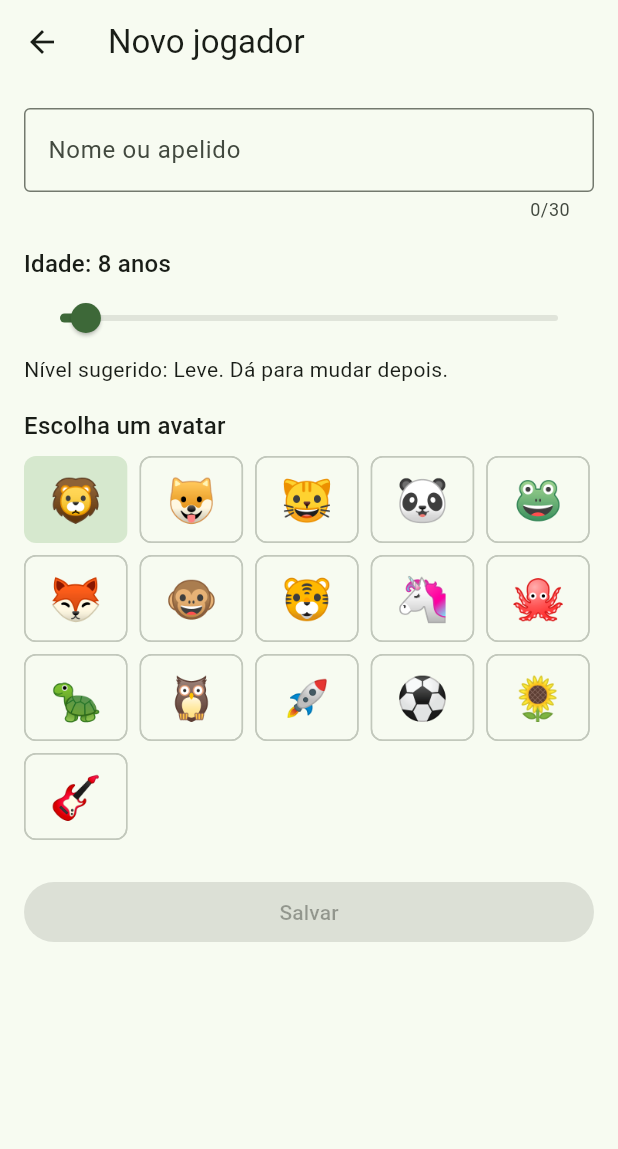
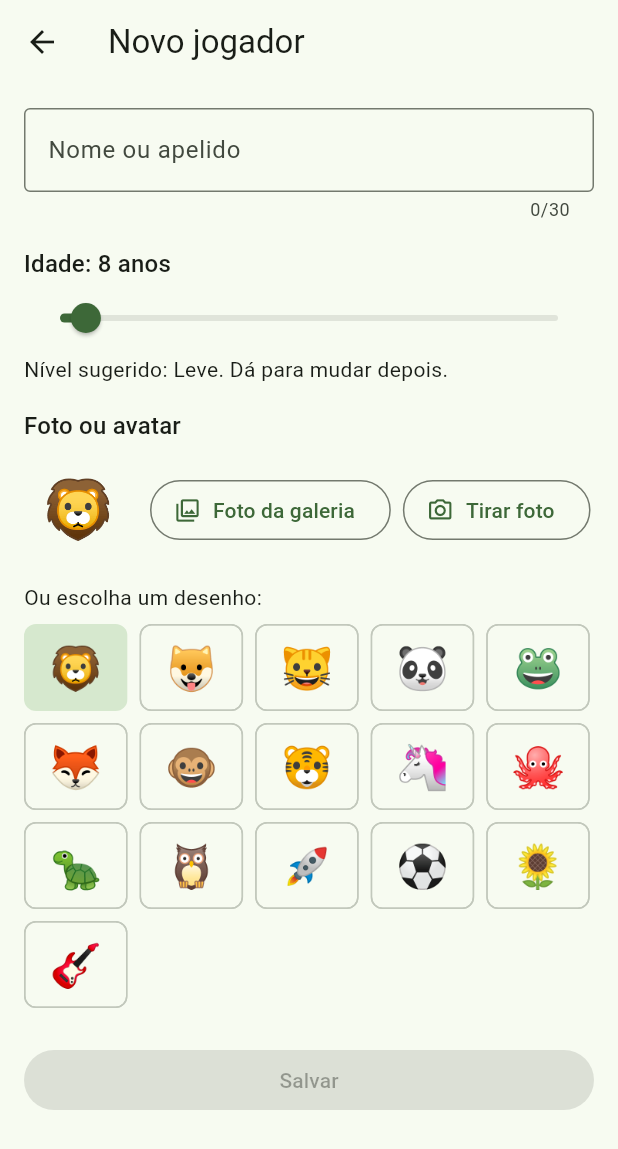
Before and after one commit to fjackvil/app_palavras_cruzadas, a Flutter app: the screen it shows after launch, after a tap on "Novo jogador", on a phone screen of 412 x 824 dp. Shown: the top 1149 px of the screen. Run offline on Flutter 3.47's test engine with Material 3 defaults, Android fonts, the phone set to English and light mode, and no system bars; our stand-ins replace drift, drift_flutter, image_picker, material_ui; accounts and stored records are empty; generated files the repository leaves out were written again; project files that could hold a hidden picture were left out.

Commit message:
Tela de abertura nova e foto do jogador como avatar
- Cabeçalho verde com PALAVRAS e CRUZADAS se cruzando, com as casas
  caindo uma a uma ao abrir; destaques dos modos de jogo.
- Cartões dos jogadores com avatar em círculo colorido, nível e pontos.
- Avatar pode ser uma foto (galeria ou câmera, pelo image_picker): fica
  guardada só no celular, reduzida para 512 px. Dá para trocar depois
  pelo menu do jogador; a foto é apagada junto com o jogador.

Co-Authored-By: Claude Opus 5.5 <noreply@anthropic.com>

```diff
--- a/app/lib/dados/banco.dart
+++ b/app/lib/dados/banco.dart
@@ -100,6 +100,11 @@ class Banco extends _$Banco {
   Future<void> mudarNivel(int perfilId, String nivel) =>
       (update(perfis)..where((p) => p.id.equals(perfilId))).write(
         PerfisCompanion(nivelAtual: Value(nivel)),
+      );
+
+  Future<void> mudarAvatar(int perfilId, String avatar) =>
+      (update(perfis)..where((p) => p.id.equals(perfilId))).write(
+        PerfisCompanion(avatar: Value(avatar)),
       );
 
   Future<void> apagarPerfil(int perfilId) =>
--- a/app/lib/telas/tela_inicio.dart
+++ b/app/lib/telas/tela_inicio.dart
@@ -14,6 +14,7 @@ import '../dominio/jogo_caca.dart';
 import '../dominio/jogo_cruzadas.dart';
 import '../dominio/nivel.dart';
 import '../dominio/tema.dart';
+import '../widgets/avatar.dart';
 import 'tela_caca.dart';
 import 'tela_jogo.dart';
 import 'tela_resposta.dart';
@@ -291,7 +292,7 @@ class _TelaInicioState extends State<TelaInicio> {
             leading: const BackButton(),
             title: Row(
               children: [
-                Text(perfil.avatar, style: const TextStyle(fontSize: 24)),
+                AvatarJogador(avatar: perfil.avatar, raio: 18),
                 const SizedBox(width: 8),
                 Flexible(
                   child: Text(perfil.nome, overflow: TextOverflow.ellipsis),
--- a/app/lib/telas/tela_novo_perfil.dart
+++ b/app/lib/telas/tela_novo_perfil.dart
@@ -2,11 +2,7 @@ import 'package:material_ui/material_ui.dart';
 
 import '../app.dart';
 import '../dominio/nivel.dart';
-
-const avatares = [
-  '🦁', '🐶', '🐱', '🐼', '🐸', '🦊', '🐵', '🐯', //
-  '🦄', '🐙', '🐢', '🦉', '🚀', '⚽', '🌻', '🎸',
-];
+import '../widgets/avatar.dart';
 
 /// Cadastro de um jogador: nome, idade e avatar. Fica só no celular.
 class TelaNovoPerfil extends StatefulWidget {
@@ -74,20 +70,11 @@ class _TelaNovoPerfilState extends State<TelaNovoPerfil> {
           ),
           Text('Nível sugerido: ${_nivelSugerido.nome}. Dá para mudar depois.'),
           const SizedBox(height: 16),
-          Text('Escolha um avatar', style: texto.titleMedium),
+          Text('Foto ou avatar', style: texto.titleMedium),
           const SizedBox(height: 8),
-          Wrap(
-            spacing: 8,
-            runSpacing: 8,
-            children: [
-              for (final a in avatares)
-                ChoiceChip(
-                  label: Text(a, style: const TextStyle(fontSize: 28)),
-                  selected: a == _avatar,
-                  showCheckmark: false,
-                  onSelected: (_) => setState(() => _avatar = a),
-                ),
-            ],
+          EscolhaAvatar(
+            atual: _avatar,
+            aoEscolher: (a) => setState(() => _avatar = a),
           ),
           const SizedBox(height: 24),
           FilledButton(
--- a/app/lib/telas/tela_perfis.dart
+++ b/app/lib/telas/tela_perfis.dart
@@ -2,83 +2,80 @@ import 'package:material_ui/material_ui.dart';
 
 import '../app.dart';
 import '../dados/banco.dart';
+import '../dominio/nivel.dart';
+import '../widgets/avatar.dart';
+import '../widgets/cabecalho_cruzado.dart';
 import 'tela_inicio.dart';
 import 'tela_novo_perfil.dart';
 
-/// "Quem vai jogar?": lista os jogadores do aparelho.
+/// Cores dos círculos dos avatares, em rodízio pelo id do jogador.
+const _coresAvatar = [
+  Color(0xFFFFE08A),
+  Color(0xFFB9E8A0),
+  Color(0xFFA8D8F5),
+  Color(0xFFF9B8B8),
+  Color(0xFFD6C2F2),
+];
+
+/// Tela de abertura, "Quem vai jogar?": lista os jogadores do aparelho.
 class TelaPerfis extends StatelessWidget {
   const TelaPerfis({super.key});
 
   @override
   Widget build(BuildContext context) {
     final banco = Servicos.of(context).banco;
+    final texto = Theme.of(context).textTheme;
     return Scaffold(
-      appBar: AppBar(title: const Text('Palavras Cruzadas')),
       bottomNavigationBar: const _Marca(),
       body: StreamBuilder<List<Perfil>>(
         stream: banco.observarPerfis(),
         builder: (context, snapshot) {
-          if (!snapshot.hasData) {
-            return const Center(child: CircularProgressIndicator());
-          }
-          final perfis = snapshot.data!;
+          final perfis = snapshot.data;
           return ListView(
-            padding: const EdgeInsets.all(16),
+            padding: EdgeInsets.zero,
+            children: [
+              const CabecalhoCruzado(
+                subtitulo: 'Cruzadas e caça-palavras para toda a família',
+              ),
+              const SizedBox(height: 16),
+              const _Destaques(),
+              Padding(
+                padding: const EdgeInsets.fromLTRB(16, 20, 16, 16),
+                child: perfis == null
+                    ? const Center(child: CircularProgressIndicator())
+                    : Column(
+                        crossAxisAlignment: CrossAxisAlignment.stretch,
                         children: [
                           Text(
                             perfis.isEmpty ? 'Bem-vindo!' : 'Quem vai jogar?',
-                style: Theme.of(context).textTheme.headlineSmall,
+                            style: texto.headlineSmall?.copyWith(
+                              fontWeight: FontWeight.w700,
+                            ),
                           ),
                           const SizedBox(height: 4),
                           Text(
                             perfis.isEmpty
-                    ? 'Crie um jogador para começar. Ele fica guardado só neste celular.'
+                                ? 'Crie um jogador para começar. Ele fica '
+                                      'guardado só neste celular.'
                                 : 'Toque em Jogar ao lado do seu nome.',
                           ),
-              const SizedBox(height: 16),
+                          const SizedBox(height: 12),
                           for (final perfil in perfis)
-                Card(
-                  child: Padding(
-                    padding: const EdgeInsets.fromLTRB(16, 8, 4, 8),
-                    child: Row(
-                      children: [
-                        Text(
-                          perfil.avatar,
-                          style: const TextStyle(fontSize: 36),
-                        ),
-                        const SizedBox(width: 12),
-                        Expanded(
-                          child: Text(
-                            perfil.nome,
-                            style: Theme.of(context).textTheme.titleLarge,
-                          ),
-                        ),
-                        FilledButton.icon(
-                          icon: const Icon(Icons.play_arrow),
-                          label: const Text('Jogar'),
-                          onPressed: () => Navigator.of(context).push(
-                            MaterialPageRoute<void>(
-                              builder: (_) => TelaInicio(perfilId: perfil.id),
-                            ),
-                          ),
-                        ),
-                        PopupMenuButton<String>(
-                          tooltip: 'Mais opções',
-                          onSelected: (_) => _confirmarApagar(context, perfil),
-                          itemBuilder: (_) => const [
-                            PopupMenuItem(
-                              value: 'apagar',
-                              child: Text('Apagar jogador'),
-                            ),
-                          ],
-                        ),
-                      ],
-                    ),
-                  ),
+                            _CartaoJogador(
+                              perfil: perfil,
+                              aoApagar: () => _confirmarApagar(context, perfil),
                             ),
                           const SizedBox(height: 8),
                           if (perfis.length < Banco.maxPerfis)
-                (perfis.isEmpty ? FilledButton.icon : OutlinedButton.icon)(
+                            (perfis.isEmpty
+                                ? FilledButton.icon
+                                : OutlinedButton.icon)(
+                              style: perfis.isEmpty
+                                  ? FilledButton.styleFrom(
+                                      minimumSize: const Size.fromHeight(56),
+                                      textStyle: texto.titleLarge,
+                                    )
+                                  : null,
                               icon: const Icon(Icons.person_add),
                               label: const Text('Novo jogador'),
                               onPressed: () => Navigator.of(context).push(
@@ -89,6 +86,9 @@ class TelaPerfis extends StatelessWidget {
                             )
                           else
                             const Text('Este aparelho já tem 5 jogadores.'),
+                        ],
+                      ),
+              ),
             ],
           );
         },
@@ -117,7 +117,10 @@ class TelaPerfis extends StatelessWidget {
         ],
       ),
     );
-    if (apagar == true) await banco.apagarPerfil(perfil.id);
+    if (apagar == true) {
+      await banco.apagarPerfil(perfil.id);
+      await Avatar.apagarFoto(perfil.avatar);
+    }
   }
 }
 
@@ -147,3 +150,148 @@ class _Marca extends StatelessWidget {
     );
   }
 }
+
+/// Os três jeitos de jogar, em destaque logo abaixo do cabeçalho.
+class _Destaques extends StatelessWidget {
+  const _Destaques();
+
+  @override
+  Widget build(BuildContext context) {
+    const itens = [
+      ('🧩', 'Cruzadas'),
+      ('🔍', 'Caça-palavras'),
+      ('📅', 'Desafio do dia'),
+    ];
+    return Padding(
+      padding: const EdgeInsets.symmetric(horizontal: 12),
+      child: Row(
+        children: [
+          for (final (emoji, nome) in itens)
+            Expanded(
+              child: Card(
+                margin: const EdgeInsets.symmetric(horizontal: 4),
+                child: Padding(
+                  padding: const EdgeInsets.symmetric(vertical: 12),
+                  child: Column(
+                    children: [
+                      Text(emoji, style: const TextStyle(fontSize: 28)),
+                      const SizedBox(height: 4),
+                      Text(
+                        nome,
+                        textAlign: TextAlign.center,
+                        style: Theme.of(context).textTheme.labelLarge,
+                      ),
+                    ],
+                  ),
+                ),
+              ),
+            ),
+        ],
+      ),
+    );
+  }
+}
+
+/// Um jogador: avatar num círculo colorido, nome, nível, pontos e Jogar.
+class _CartaoJogador extends StatelessWidget {
+  const _CartaoJogador({required this.perfil, required this.aoApagar});
+
+  final Perfil perfil;
+  final VoidCallback aoApagar;
+
+  Future<void> _trocarAvatar(BuildContext context) async {
+    final banco = Servicos.of(context).banco;
+    final novo = await showModalBottomSheet<String>(
+      context: context,
+      isScrollControlled: true,
+      builder: (context) => SafeArea(
+        child: SingleChildScrollView(
+          padding: const EdgeInsets.all(16),
+          child: Column(
+            crossAxisAlignment: CrossAxisAlignment.start,
+            children: [
+              Text(
+                'Foto ou avatar de ${perfil.nome}',
+                style: Theme.of(context).textTheme.titleLarge,
+              ),
+              const SizedBox(height: 12),
+              EscolhaAvatar(
+                atual: perfil.avatar,
+                aoEscolher: (a) => Navigator.pop(context, a),
+              ),
+            ],
+          ),
+        ),
+      ),
+    );
+    if (novo == null || novo == perfil.avatar) return;
+    await banco.mudarAvatar(perfil.id, novo);
+    await Avatar.apagarFoto(perfil.avatar);
+  }
+
+  @override
+  Widget build(BuildContext context) {
+    final banco = Servicos.of(context).banco;
+    final texto = Theme.of(context).textTheme;
+    void jogar() => Navigator.of(context).push(
+      MaterialPageRoute<void>(builder: (_) => TelaInicio(perfilId: perfil.id)),
+    );
+    return Card(
+      margin: const EdgeInsets.symmetric(vertical: 6),
+      shape: RoundedRectangleBorder(borderRadius: BorderRadius.circular(20)),
+      clipBehavior: Clip.antiAlias,
+      child: InkWell(
+        onTap: jogar,
+        child: Padding(
+          padding: const EdgeInsets.fromLTRB(12, 12, 0, 12),
+          child: Row(
+            children: [
+              AvatarJogador(
+                avatar: perfil.avatar,
+                fundo: _coresAvatar[perfil.id % _coresAvatar.length],
+              ),
+              const SizedBox(width: 12),
+              Expanded(
+                child: Column(
+                  crossAxisAlignment: CrossAxisAlignment.start,
+                  children: [
+                    Text(
+                      perfil.nome,
+                      style: texto.titleLarge,
+                      overflow: TextOverflow.ellipsis,
+                    ),
+                    StreamBuilder<int>(
+                      stream: banco.observarTotalPontos(perfil.id),
+                      builder: (context, s) => Text(
+                        '${Nivel.porNome(perfil.nivelAtual).nome} · '
+                        '⭐ ${s.data ?? 0} pontos',
+                        style: texto.bodyMedium,
+                      ),
+                    ),
+                  ],
+                ),
+              ),
+              FilledButton.icon(
+                icon: const Icon(Icons.play_arrow),
+                label: const Text('Jogar'),
+                onPressed: jogar,
+              ),
+              PopupMenuButton<String>(
+                tooltip: 'Mais opções',
+                onSelected: (opcao) =>
+                    opcao == 'avatar' ? _trocarAvatar(context) : aoApagar(),
+                itemBuilder: (_) => const [
+                  PopupMenuItem(
+                    value: 'avatar',
+                    child: Text('Trocar foto ou avatar'),
+                  ),
+                  PopupMenuItem(value: 'apagar', child: Text('Apagar jogador')),
+                ],
+              ),
+            ],
+          ),
+        ),
+      ),
+    );
+  }
+}
--- /dev/null
+++ b/app/lib/widgets/avatar.dart
@@ -0,0 +1,153 @@
+import 'dart:io';
+
+import 'package:image_picker/image_picker.dart';
+import 'package:material_ui/material_ui.dart';
+import 'package:path_provider/path_provider.dart';
+
+/// Emojis que o jogador pode usar como avatar.
+const avatares = [
+  '🦁', '🐶', '🐱', '🐼', '🐸', '🦊', '🐵', '🐯', //
+  '🦄', '🐙', '🐢', '🦉', '🚀', '⚽', '🌻', '🎸',
+];
+
+/// O avatar é guardado como texto: um emoji ou `foto:` seguido do caminho do arquivo.
+/// A foto é copiada para a pasta do app e nunca sai do celular.
+abstract final class Avatar {
+  static const _prefixo = 'foto:';
+
+  static bool ehFoto(String avatar) => avatar.startsWith(_prefixo);
+
+  static String caminho(String avatar) => avatar.substring(_prefixo.length);
+
+  /// Abre a galeria ou a câmera, guarda a foto (pequena) na pasta do app e
+  /// devolve o avatar ("foto:..."), ou null se a pessoa desistiu.
+  static Future<String?> escolherFoto(ImageSource origem) async {
+    final escolhida = await ImagePicker().pickImage(
+      source: origem,
+      maxWidth: 512,
+      maxHeight: 512,
+      imageQuality: 85,
+      preferredCameraDevice: CameraDevice.front,
+    );
+    if (escolhida == null) return null;
+    final pasta = Directory(
+      '${(await getApplicationDocumentsDirectory()).path}/avatares',
+    );
+    await pasta.create(recursive: true);
+    final destino =
+        '${pasta.path}/${DateTime.now().millisecondsSinceEpoch}.jpg';
+    await File(escolhida.path).copy(destino);
+    return '$_prefixo$destino';
+  }
+
+  /// Apaga o arquivo da foto, se o avatar for uma foto.
+  static Future<void> apagarFoto(String avatar) async {
+    if (!ehFoto(avatar)) return;
+    final arquivo = File(caminho(avatar));
+    if (await arquivo.exists()) await arquivo.delete();
+  }
+}
+
+/// Mostra o avatar num círculo: a foto ou o emoji.
+class AvatarJogador extends StatelessWidget {
+  const AvatarJogador({
+    super.key,
+    required this.avatar,
+    this.raio = 28,
+    this.fundo,
+  });
+
+  final String avatar;
+  final double raio;
+  final Color? fundo;
+
+  @override
+  Widget build(BuildContext context) {
+    if (Avatar.ehFoto(avatar)) {
+      return CircleAvatar(
+        radius: raio,
+        backgroundColor: fundo,
+        backgroundImage: FileImage(File(Avatar.caminho(avatar))),
+      );
+    }
+    return CircleAvatar(
+      radius: raio,
+      backgroundColor: fundo ?? Colors.transparent,
+      child: Text(avatar, style: TextStyle(fontSize: raio * 1.05)),
+    );
+  }
+}
+
+/// Escolha do avatar: foto (galeria ou câmera) ou um dos emojis.
+class EscolhaAvatar extends StatelessWidget {
+  const EscolhaAvatar({
+    super.key,
+    required this.atual,
+    required this.aoEscolher,
+  });
+
+  final String atual;
+  final ValueChanged<String> aoEscolher;
+
+  Future<void> _foto(BuildContext context, ImageSource origem) async {
+    try {
+      final avatar = await Avatar.escolherFoto(origem);
+      if (avatar != null) aoEscolher(avatar);
+    } on Exception {
+      if (context.mounted) {
+        ScaffoldMessenger.of(context).showSnackBar(
+          const SnackBar(content: Text('Não deu para abrir a foto.')),
+        );
+      }
+    }
+  }
+
+  @override
+  Widget build(BuildContext context) {
+    return Column(
+      crossAxisAlignment: CrossAxisAlignment.start,
+      children: [
+        Row(
+          children: [
+            AvatarJogador(avatar: atual, raio: 36),
+            const SizedBox(width: 12),
+            Expanded(
+              child: Wrap(
+                spacing: 8,
+                runSpacing: 8,
+                children: [
+                  OutlinedButton.icon(
+                    icon: const Icon(Icons.photo_library_outlined),
+                    label: const Text('Foto da galeria'),
+                    onPressed: () => _foto(context, ImageSource.gallery),
+                  ),
+                  OutlinedButton.icon(
+                    icon: const Icon(Icons.photo_camera_outlined),
+                    label: const Text('Tirar foto'),
+                    onPressed: () => _foto(context, ImageSource.camera),
+                  ),
+                ],
+              ),
+            ),
+          ],
+        ),
+        const SizedBox(height: 12),
+        const Text('Ou escolha um desenho:'),
+        const SizedBox(height: 8),
+        Wrap(
+          spacing: 8,
+          runSpacing: 8,
+          children: [
+            for (final a in avatares)
+              ChoiceChip(
+                label: Text(a, style: const TextStyle(fontSize: 28)),
+                selected: a == atual,
+                showCheckmark: false,
+                onSelected: (_) => aoEscolher(a),
+              ),
+          ],
+        ),
+      ],
+    );
+  }
+}
--- /dev/null
+++ b/app/lib/widgets/cabecalho_cruzado.dart
@@ -0,0 +1,163 @@
+import 'dart:math';
+
+import 'package:material_ui/material_ui.dart';
+
+import '../app.dart';
+
+/// Cabeçalho da tela de abertura: PALAVRAS e CRUZADAS se cruzando, com as
+/// casas caindo uma a uma ao abrir o app.
+class CabecalhoCruzado extends StatefulWidget {
+  const CabecalhoCruzado({super.key, this.subtitulo});
+
+  final String? subtitulo;
+
+  @override
+  State<CabecalhoCruzado> createState() => _CabecalhoCruzadoState();
+}
+
+/// Uma casa do desenho: linha, coluna, letra e ordem em que aparece.
+typedef _Casa = ({int linha, int coluna, String letra, int ordem});
+
+class _CabecalhoCruzadoState extends State<CabecalhoCruzado>
+    with SingleTickerProviderStateMixin {
+  static const _horizontal = 'PALAVRAS';
+  static const _vertical = 'CRUZADAS';
+
+  /// PALAVRAS na linha 4; CRUZADAS na coluna 3. Elas se cruzam no A
+  /// (4ª letra de PALAVRAS e 5ª de CRUZADAS).
+  static const _linhaH = 4;
+  static const _colunaV = 3;
+  static const _lado = 8;
+
+  late final List<_Casa> _casas = _montar();
+  late final AnimationController _anim = AnimationController(
+    vsync: this,
+    duration: const Duration(milliseconds: 1600),
+  )..forward();
+
+  static List<_Casa> _montar() {
+    final casas = <_Casa>[];
+    var ordem = 0;
+    for (var c = 0; c < _horizontal.length; c++) {
+      casas.add((
+        linha: _linhaH,
+        coluna: c,
+        letra: _horizontal[c],
+        ordem: ordem++,
+      ));
+    }
+    for (var l = 0; l < _vertical.length; l++) {
+      if (l == _linhaH) continue; // o A do cruzamento já entrou
+      casas.add((
+        linha: l,
+        coluna: _colunaV,
+        letra: _vertical[l],
+        ordem: ordem++,
+      ));
+    }
+    return casas;
+  }
+
+  @override
+  void dispose() {
+    _anim.dispose();
+    super.dispose();
+  }
+
+  @override
+  Widget build(BuildContext context) {
+    final texto = Theme.of(context).textTheme;
+    return Container(
+      decoration: const BoxDecoration(
+        gradient: LinearGradient(
+          begin: Alignment.topLeft,
+          end: Alignment.bottomRight,
+          colors: [CoresMarca.verde, CoresMarca.verdeClaro],
+        ),
+        borderRadius: BorderRadius.vertical(bottom: Radius.circular(32)),
+      ),
+      child: SafeArea(
+        bottom: false,
+        child: Padding(
+          padding: const EdgeInsets.fromLTRB(16, 16, 16, 20),
+          child: Column(
+            children: [
+              LayoutBuilder(
+                builder: (context, box) {
+                  final casa = min(box.maxWidth / (_lado + 0.5), 34.0);
+                  return SizedBox(
+                    width: casa * _lado,
+                    height: casa * _lado,
+                    child: AnimatedBuilder(
+                      animation: _anim,
+                      builder: (context, _) => Stack(
+                        children: [for (final c in _casas) _casa(c, casa)],
+                      ),
+                    ),
+                  );
+                },
+              ),
+              if (widget.subtitulo != null) ...[
+                const SizedBox(height: 12),
+                Text(
+                  widget.subtitulo!,
+                  textAlign: TextAlign.center,
+                  style: texto.titleMedium?.copyWith(color: Colors.white),
+                ),
+              ],
+            ],
+          ),
+        ),
+      ),
+    );
+  }
+
+  Widget _casa(_Casa c, double lado) {
+    final total = _casas.length;
+    // Cada casa cai num pedaço do tempo, uma depois da outra.
+    final inicio = c.ordem / (total + 4);
+    final fim = (c.ordem + 5) / (total + 4);
+    final t = Curves.easeOutBack.transform(
+      ((_anim.value - inicio) / (fim - inicio)).clamp(0.0, 1.0),
+    );
+    final cruzamento = c.linha == _linhaH && c.coluna == _colunaV;
+    return Positioned(
+      left: c.coluna * lado,
+      top: c.linha * lado,
+      width: lado,
+      height: lado,
+      child: Opacity(
+        opacity: t.clamp(0.0, 1.0),
+        child: Transform.translate(
+          offset: Offset(0, (1 - t) * -lado),
+          child: Transform.scale(
+            scale: 0.6 + 0.4 * t,
+            child: Container(
+              margin: const EdgeInsets.all(2),
+              decoration: BoxDecoration(
+                color: cruzamento ? CoresMarca.amarelo : Colors.white,
+                borderRadius: BorderRadius.circular(lado * 0.18),
+                boxShadow: const [
+                  BoxShadow(
+                    color: Colors.black26,
+                    blurRadius: 3,
+                    offset: Offset(0, 2),
+                  ),
+                ],
+              ),
+              alignment: Alignment.center,
+              child: Text(
+                c.letra,
+                style: TextStyle(
+                  fontSize: lado * 0.55,
+                  fontWeight: FontWeight.w800,
+                  color: const Color(0xFF1B2A1B),
+                ),
+              ),
+            ),
+          ),
+        ),
+      ),
+    );
+  }
+}
--- a/app/pubspec.yaml
+++ b/app/pubspec.yaml
@@ -38,6 +38,7 @@ dependencies:
   drift: ^2.35.4
   drift_flutter: ^0.3.1
   path_provider: ^2.1.6
+  image_picker: ^1.2.4
 
 dev_dependencies:
   flutter_test:
```
Also changed, not shown: app/pubspec.lock, 1 other file. Lines whose indentation alone changed are shown as unchanged.
